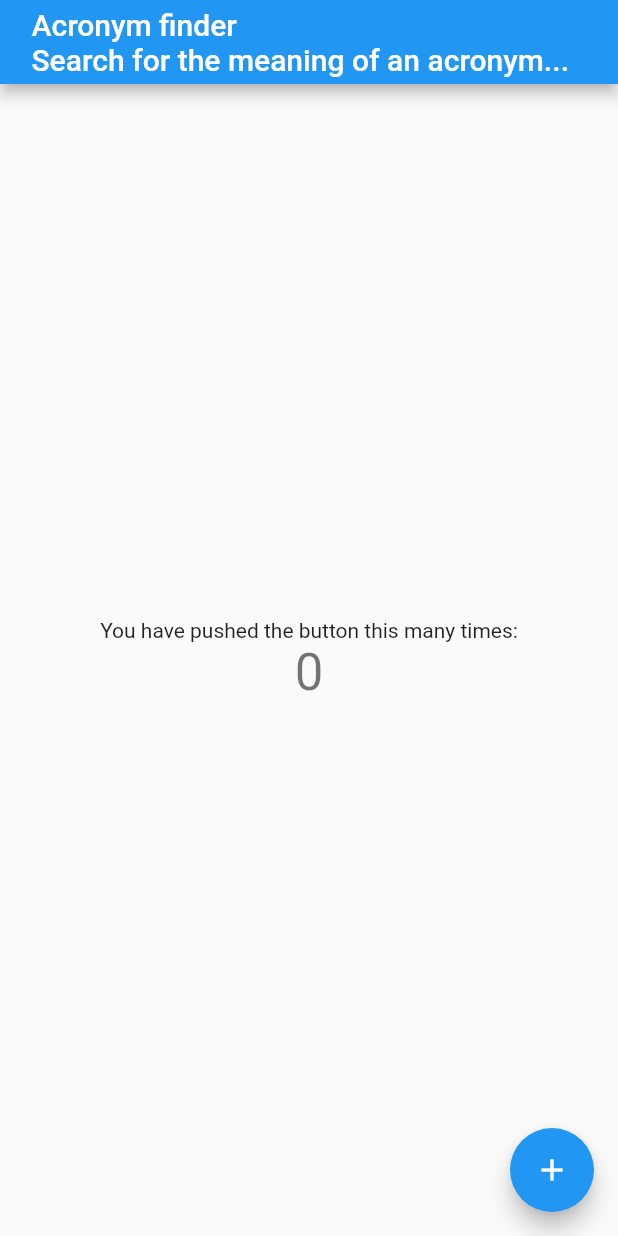
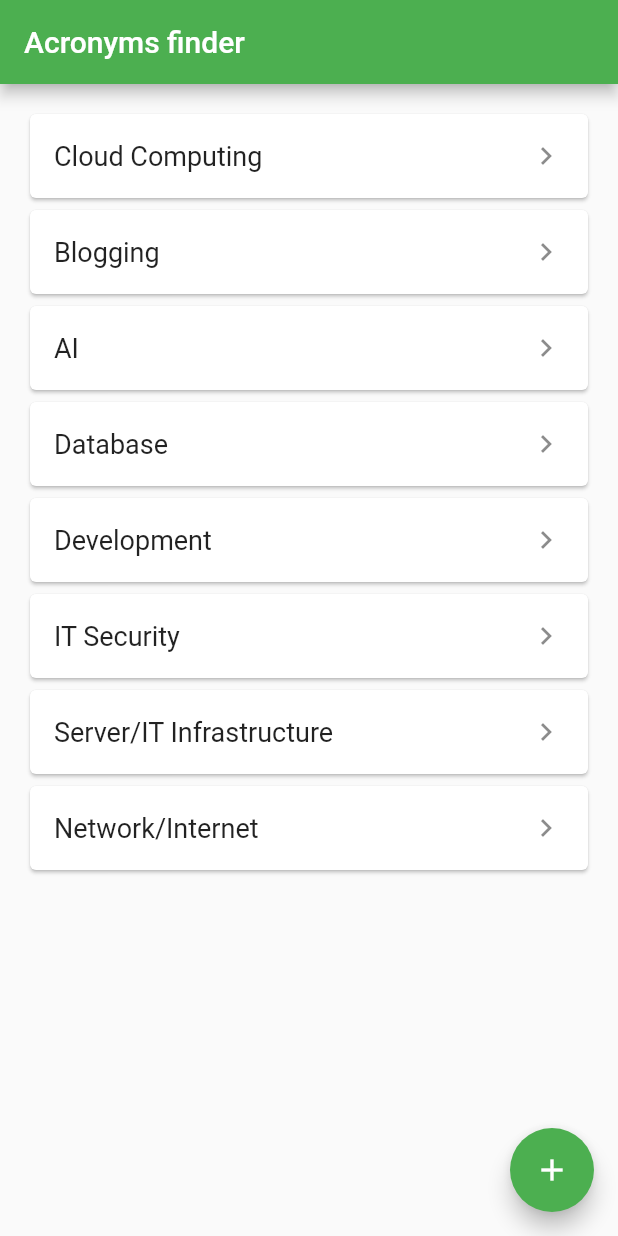
Before and after one commit to emmaChristine/Acronyms, a Flutter app: the screen it shows after launch, on a phone screen of 412 x 824 dp. Run offline on Flutter 3.47's test engine with Material 2 defaults, Android fonts, the phone set to English and light mode, and no system bars.

Commit message:
Basic UI for browsing acronyms.

```diff
--- a/acronym_app/lib/main.dart
+++ b/acronym_app/lib/main.dart
@@ -1,13 +1,52 @@
+/**
+ *
+ * Small app written using Flutter to browse acronyms based on categories.
+ */
+
 import 'package:flutter/material.dart';
+//import 'dart:convert';
+
+// Parse json file in the background
+//Future<List<Photo>> fetchPhotos(http.Client client) async {
+//  final response =
+//  await client.get('https://jsonplaceholder.typicode.com/photos');
+//
+//  // Use the compute function to run parsePhotos in a separate isolate.
+//  return compute(parsePhotos, response.body);
+//}
+
+// A function that converts a response body into a List<Abbreviation>.
+//List<Photo> parseAbbreviations(String responseBody) {
+//  final parsed = jsonDecode(responseBody).cast<Map<String, dynamic>>();
+//
+//  return parsed.map<Photo>((json) => Photo.fromJson(json)).toList();
+//}
 
 void main() => runApp(MyApp());
+
+class Acronym {
+  final String title;
+  final String description;
+  final String category;
+
+  Acronym(this.title, this.description, this.category);
+}
+
+class Category {
+  final String title;
+  final List<Acronym> items;
+
+  Category(this.title, this.items);
+}
+
+final _biggerFont = const TextStyle(fontSize: 18.0);
 
 class MyApp extends StatelessWidget {
   // This widget is the root of your application.
   @override
   Widget build(BuildContext context) {
     return MaterialApp(
-      title: 'Flutter Demo',
+      title: 'Acronyms finder',
       theme: ThemeData(
         // This is the theme of your application.
         //
@@ -18,14 +57,16 @@ class MyApp extends StatelessWidget {
         // or simply save your changes to "hot reload" in a Flutter IDE).
         // Notice that the counter didn't reset back to zero; the application
         // is not restarted.
-        primarySwatch: Colors.blue,
+        primarySwatch: Colors.green,
       ),
-      home: MyHomePage(title: ' Acronym finder \n Search for the meaning of an acronym...'),
+      home: MyHomePage(title: 'Acronyms finder'),
     );
   }
+
 }
 
 class MyHomePage extends StatefulWidget {
+
   MyHomePage({Key key, this.title}) : super(key: key);
 
   // This widget is the home page of your application. It is stateful, meaning
@@ -44,68 +85,150 @@ class MyHomePage extends StatefulWidget {
 }
 
 class _MyHomePageState extends State<MyHomePage> {
-  int _counter = 0;
 
-  void _incrementCounter() {
-    setState(() {
-      // This call to setState tells the Flutter framework that something has
-      // changed in this State, which causes it to rerun the build method below
-      // so that the display can reflect the updated values. If we changed
-      // _counter without calling setState(), then the build method would not be
-      // called again, and so nothing would appear to happen.
-      _counter++;
-    });
-  }
+  final _categories = <String> ['Cloud Computing', 'Blogging', 'AI', 'Database',
+    'Development', 'IT Security', 'Server/IT Infrastructure', 'Network/Internet'];
 
   @override
   Widget build(BuildContext context) {
-    // This method is rerun every time setState is called, for instance as done
-    // by the _incrementCounter method above.
-    //
+
     // The Flutter framework has been optimized to make rerunning build methods
     // fast, so that you can just rebuild anything that needs updating rather
     // than having to individually change instances of widgets.
     return Scaffold(
       appBar: AppBar(
         // Here we take the value from the MyHomePage object that was created by
-        // the App.build method, and use it to set our appbar title.
         title: Text(widget.title),
       ),
-      body: Center(
-        // Center is a layout widget. It takes a single child and positions it
-        // in the middle of the parent.
-        child: Column(
-          // Column is also a layout widget. It takes a list of children and
-          // arranges them vertically. By default, it sizes itself to fit its
-          // children horizontally, and tries to be as tall as its parent.
-          //
-          // Invoke "debug painting" (press "p" in the console, choose the
-          // "Toggle Debug Paint" action from the Flutter Inspector in Android
-          // Studio, or the "Toggle Debug Paint" command in Visual Studio Code)
-          // to see the wireframe for each widget.
-          //
-          // Column has various properties to control how it sizes itself and
-          // how it positions its children. Here we use mainAxisAlignment to
-          // center the children vertically; the main axis here is the vertical
-          // axis because Columns are vertical (the cross axis would be
-          // horizontal).
-          mainAxisAlignment: MainAxisAlignment.center,
-          children: <Widget>[
-            Text(
-              'You have pushed the button this many times:',
-            ),
-            Text(
-              '$_counter',
-              style: Theme.of(context).textTheme.display1,
-            ),
-          ],
-        ),
-      ),
+      body: _buildCategories(_categories),
       floatingActionButton: FloatingActionButton(
-        onPressed: _incrementCounter,
         tooltip: 'Increment',
         child: Icon(Icons.add),
       ), // This trailing comma makes auto-formatting nicer for build methods.
     );
   }
+
+
+  // #docregion _buildCategories
+  Widget _buildCategories(List<String> categories) {
+    return ListView.builder(
+      itemCount: _categories.length,
+        padding: const EdgeInsets.all(16.0),
+        itemBuilder: /*1*/ (context, i) {
+
+          return _buildCategoryRow(_categories[i]);
+        });
+  }
+  // #enddocregion _buildCategories
+
+  // #docregion _buildRow
+  Widget _buildCategoryRow(String category) {
+
+    return Card(
+        child: ListTile(
+            title: Text(
+                category,
+                style: _biggerFont),
+            trailing: Icon(Icons.chevron_right),
+            onTap: (){
+              print('xxx');
+
+              Acronym acronym1 = new Acronym("1", "description 1", category);
+              Acronym acronym2 = new Acronym("2", "description 2", category);
+
+              Category selectedCategory = new Category(category, [acronym1, acronym2]);
+
+              Navigator.push(
+                context,
+                MaterialPageRoute(
+                  builder: (context) => CategoryScreen(category: selectedCategory),
+                  settings: RouteSettings(
+                    arguments: selectedCategory,
+                  ),
+                ),
+              );
+
+        }
+        ));
+  }
+// #enddocregion _buildRow
+
 }
+
+
+// Category is immutable, ie widget build is called only once
+class CategoryScreen extends StatelessWidget {
+
+  final Category category;
+
+  CategoryScreen({Key key, @required this.category}) : super(key: key);
+
+  @override
+  Widget build(BuildContext context) {
+
+    // Build the UI for this category
+    return Scaffold(
+      appBar: AppBar(
+        title: Text(category.title),
+        //title: Text('Title test'),
+      ),
+      body: _buildCategoryDetails(category),
+    );
+  }
+
+  // #docregion _buildCategoryDetails
+  Widget _buildCategoryDetails(Category category) {
+    return ListView.builder(
+        itemCount: category.items.length,
+        padding: const EdgeInsets.all(16.0),
+        itemBuilder: /*1*/ (context, i) {
+
+          return _buildAcronymRow(category.items[i]);
+        });
+  }
+  // #enddocregion _buildCategoryDetails
+
+
+  // #docregion _buildAcronymRow
+  Widget _buildAcronymRow(Acronym acronym) {
+    return Card(
+        child: ListTile(
+            title: Text(
+                acronym.title,
+                style: _biggerFont),
+            subtitle: Text(acronym.description),
+
+            onTap: () {
+              print('TODO save to favourites');
+            }
+        ));
+  }
+// #enddocregion _buildAcronymRow
+
+}
+
+/// The base class for the different types of items the list can contain.
+/// // ListItem describes individual acronym and their meaning.
+abstract class ListItem {
+  /// The title line to show in a list item.
+  Widget buildTitle(BuildContext context);
+
+  /// The subtitle line, if any, to show in a list item.
+  Widget buildSubtitle(BuildContext context);
+}
+
+/// A ListItem that contains data to display a heading.
+class HeadingItem implements ListItem {
+  final String heading;
+
+  HeadingItem(this.heading);
+
+  Widget buildTitle(BuildContext context) {
+    return Text(
+      "search",
+      style: Theme.of(context).textTheme.headline,
+    );
+  }
+
+  Widget buildSubtitle(BuildContext context) => null;
+}
```
Also changed, not shown: 2 other files.
